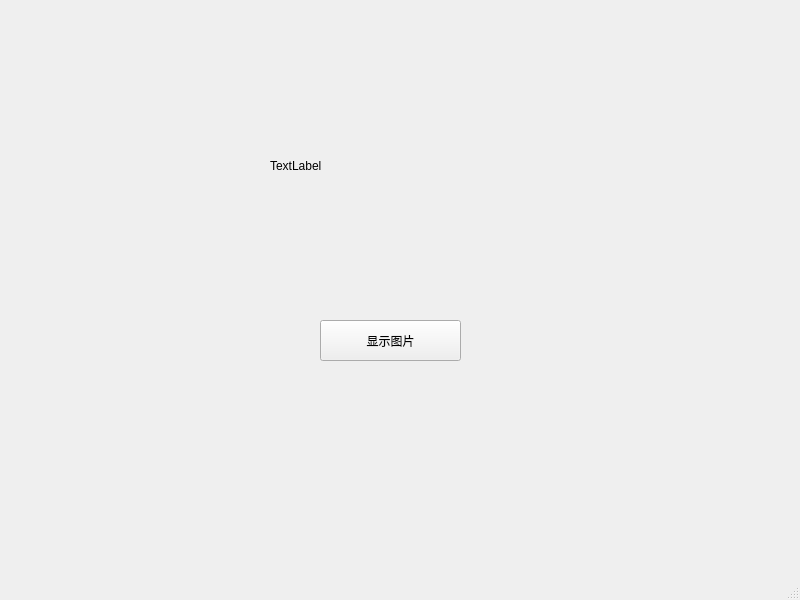
The window that examples/learnQTWidget/t1/testwindow.ui (ImGili/qtlearning) describes before a commit, drawn with Qt 5.
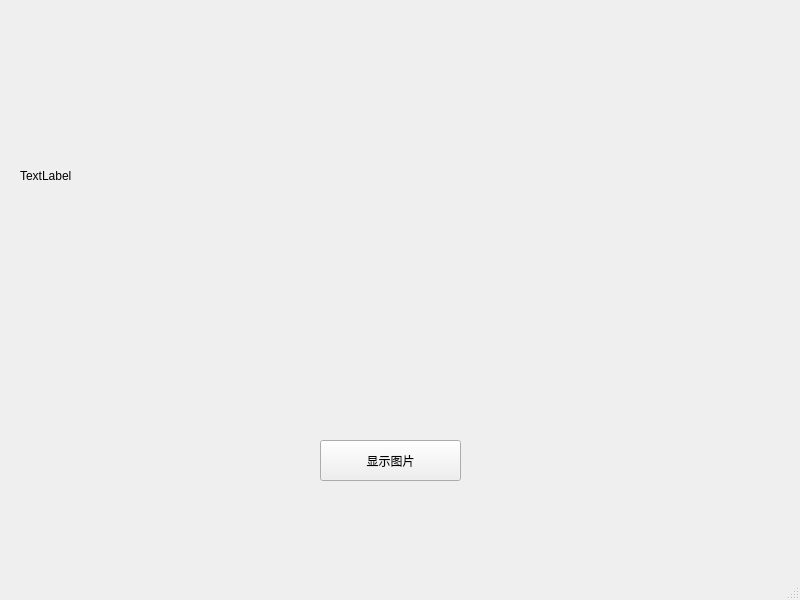
The same window after the commit.

Commit message: ✨ feat: 临时保存

The edit to the form file:
```diff
--- a/examples/learnQTWidget/t1/testwindow.ui
+++ b/examples/learnQTWidget/t1/testwindow.ui
@@ -18,7 +18,7 @@
     <property name="geometry">
      <rect>
       <x>320</x>
-      <y>320</y>
+      <y>440</y>
       <width>141</width>
       <height>41</height>
      </rect>
@@ -30,10 +30,10 @@
    <widget class="QLabel" name="label">
     <property name="geometry">
      <rect>
-      <x>270</x>
-      <y>110</y>
-      <width>241</width>
-      <height>111</height>
+      <x>20</x>
+      <y>0</y>
+      <width>621</width>
+      <height>351</height>
      </rect>
     </property>
     <property name="text">
```
The commit also changes 2 other files.
